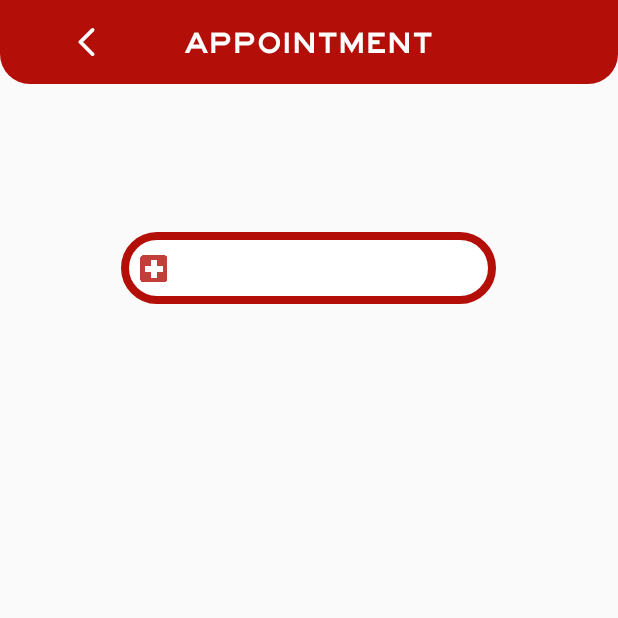
After one commit to akrambenh/BloodPUMP, an Android app: the DateSelectionActivity screen opened directly, with no data from a screen before it, on a phone screen of 412 x 824 dp, the top half of it. The commit adds this screen. Run offline under Robolectric (Android 15) with nearby library versions, the phone set to English and light mode, and no system bars.

Commit message:
working on appointment schedule and setting hospital on database

```diff
--- a/app/src/main/java/com/example/bloodbump/AppointmentActivity.java
+++ b/app/src/main/java/com/example/bloodbump/AppointmentActivity.java
@@ -1,7 +1,6 @@
 package com.example.bloodbump;
 
 import androidx.appcompat.app.AppCompatActivity;
-import androidx.transition.Fade;
 
 import android.content.Intent;
 import android.os.Bundle;
@@ -37,7 +36,9 @@ public class AppointmentActivity extends AppCompatActivity {
     public void onClick(View v){
         switch(v.getId()){
             case R.id.suggest_button1:
-
+                Intent intent = new Intent(AppointmentActivity.this, BookingActivity.class);
+                intent.putExtra("time", suggest_time1.getText().toString());
+                // I think Dialog Would Suit the case
                 break;
         }
     }
--- /dev/null
+++ b/app/src/main/java/com/example/bloodbump/DateSelectionActivity.java
@@ -0,0 +1,20 @@
+package com.example.bloodbump;
+
+import androidx.appcompat.app.AppCompatActivity;
+
+import android.content.Intent;
+import android.os.Bundle;
+import android.widget.TextView;
+
+public class DateSelectionActivity extends AppCompatActivity {
+    private TextView venueText;
+    @Override
+    protected void onCreate(Bundle savedInstanceState) {
+        super.onCreate(savedInstanceState);
+        setContentView(R.layout.activity_dateselection);
+        venueText = (TextView) findViewById(R.id.venueText);
+        Intent intent = getIntent();
+        String venue = intent.getStringExtra("venue");
+        venueText.setText(venue);
+    }
+}
--- a/app/src/main/java/com/example/bloodbump/RegisterActivity.java
+++ b/app/src/main/java/com/example/bloodbump/RegisterActivity.java
@@ -61,7 +61,7 @@ public class RegisterActivity extends AppCompatActivity {
             Pattern numbers = Pattern.compile("[1-9]");
             //Using A Regular Expression to avoid characters and symbols in National Number
             if(name.isEmpty() || lastname.isEmpty() || email.isEmpty() || password.isEmpty() || ConfirmedPassword.isEmpty()){
-                Log.d(TAG, "Not All Fields Are Fields");
+                Log.d(TAG, "Not All Fields Are Filled");
                 Toast.makeText(RegisterActivity.this, "Please Fill All The Fields", Toast.LENGTH_LONG).show();
             } else if (numbers.matcher(name).matches()) {
                 user_name.setError("Name Must Not Have Numbers");
@@ -104,4 +104,8 @@ public class RegisterActivity extends AppCompatActivity {
     public void switch_login(View view) {
         startActivity(new Intent(RegisterActivity.this, LoginActivity.class));
     }
+
+    public void RegisterAdmin(View view) {
+        startActivity(new Intent(RegisterActivity.this, RegisterAdminActivity.class));
+    }
 }
--- /dev/null
+++ b/app/src/main/res/layout/activity_dateselection.xml
@@ -0,0 +1,84 @@
+<?xml version="1.0" encoding="utf-8"?>
+<androidx.constraintlayout.widget.ConstraintLayout xmlns:android="http://schemas.android.com/apk/res/android"
+    xmlns:app="http://schemas.android.com/apk/res-auto"
+    xmlns:tools="http://schemas.android.com/tools"
+    android:layout_width="match_parent"
+    android:layout_height="match_parent"
+    tools:context=".DateSelectionActivity">
+    <ImageView
+        android:id="@+id/header"
+        android:layout_width="match_parent"
+        android:layout_height="56dp"
+        android:background="@drawable/small_red_header"
+        app:layout_constraintBottom_toBottomOf="parent"
+        app:layout_constraintEnd_toEndOf="parent"
+        app:layout_constraintHorizontal_bias="0.0"
+        app:layout_constraintStart_toStartOf="parent"
+        app:layout_constraintTop_toTopOf="parent"
+        app:layout_constraintVertical_bias="0.0" />
+    <ImageView
+        android:id="@+id/back_arrow_button"
+        android:layout_width="24dp"
+        android:layout_height="24dp"
+        android:layout_marginStart="21dp"
+        android:layout_marginTop="16dp"
+        android:layout_marginEnd="318dp"
+        android:layout_marginBottom="16dp"
+        android:background="@drawable/round_arrow_back"
+        android:clickable="true"
+        android:focusable="true"
+        android:onClick="backToHome"
+        app:layout_constraintBottom_toBottomOf="@+id/header"
+        app:layout_constraintEnd_toEndOf="@+id/header"
+        app:layout_constraintStart_toStartOf="@+id/header"
+        app:layout_constraintTop_toTopOf="parent"
+        tools:ignore="SpeakableTextPresentCheck,TouchTargetSizeCheck" />
+    <TextView
+        android:id="@+id/textView5"
+        android:layout_width="180dp"
+        android:layout_height="48dp"
+        android:layout_marginBottom="6dp"
+        android:paddingTop="15dp"
+        android:text="Appointment"
+        android:textColor="@color/white"
+        android:theme="@style/MytextTheme"
+        app:layout_constraintBottom_toBottomOf="@+id/header"
+        app:layout_constraintEnd_toEndOf="parent"
+        app:layout_constraintHorizontal_bias="0.497"
+        app:layout_constraintStart_toStartOf="parent"
+        app:layout_constraintTop_toTopOf="parent"
+        app:layout_constraintVertical_bias="1.0" />
+
+    <ImageView
+        android:layout_width="250dp"
+        android:layout_height="48dp"
+        android:background="@drawable/stats_rect"
+        app:layout_constraintBottom_toBottomOf="parent"
+        app:layout_constraintEnd_toEndOf="parent"
+        app:layout_constraintHorizontal_bias="0.496"
+        app:layout_constraintStart_toStartOf="parent"
+        app:layout_constraintTop_toTopOf="parent"
+        app:layout_constraintVertical_bias="0.199" />
+
+    <TextView
+        android:id="@+id/venueText"
+        android:layout_width="250dp"
+        android:layout_height="24dp"
+        android:drawableLeft="@drawable/hospital_icon"
+        android:drawableTint="@color/my_red"
+        android:fontFamily="@font/richard_family"
+        android:paddingLeft="10dp"
+        android:paddingTop="5dp"
+        android:paddingBottom="2dp"
+        android:text="Red Cross Hospital"
+        android:textAlignment="center"
+        android:textColor="@color/black"
+        android:textSize="12dp"
+        app:layout_constraintBottom_toBottomOf="parent"
+        app:layout_constraintEnd_toEndOf="parent"
+        app:layout_constraintHorizontal_bias="0.496"
+        app:layout_constraintStart_toStartOf="parent"
+        app:layout_constraintTop_toTopOf="parent"
+        app:layout_constraintVertical_bias="0.207"
+        tools:ignore="TextSizeCheck" />
+</androidx.constraintlayout.widget.ConstraintLayout>
```
Also changed, not shown: app/src/main/AndroidManifest.xml (+9 -0 lines), app/src/main/java/com/example/bloodbump/BookingActivity.java (added, +14 -0 lines), app/src/main/java/com/example/bloodbump/Hospital.java (added, +50 -0 lines), app/src/main/java/com/example/bloodbump/PlacesFragemnt.java (+3 -13 lines), app/src/main/java/com/example/bloodbump/RegisterAdminActivity.java (added, +81 -0 lines), app/src/main/res/layout/activity_booking.xml (added, +9 -0 lines), app/src/main/res/layout/activity_login.xml (+6 -5 lines), app/src/main/res/layout/activity_register.xml (+32 -12 lines), app/src/main/res/layout/activity_register_admin.xml (added, +111 -0 lines).
